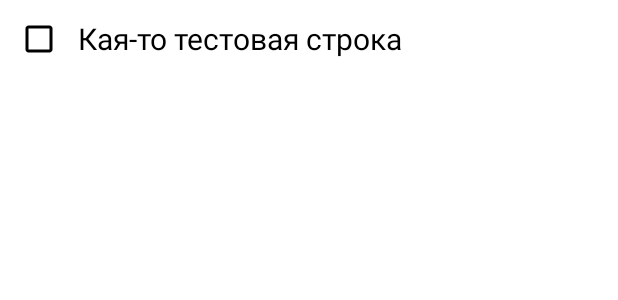
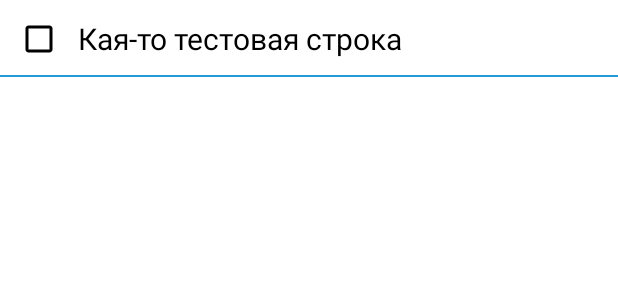
Before and after one commit to SidorkinAlex/to_do_android, an Android app: the layout fragment_do_list.xml on its own in the app's theme, with its tools: preview values and no code run, on a phone screen of 412 x 824 dp. Shown: the top 300 px of the screen. Run offline under Robolectric (Android 15) with nearby library versions, the phone set to English and light mode, and no system bars.

Commit message:
added bottom border

```diff
--- /dev/null
+++ b/app/src/main/res/drawable/border.xml
@@ -0,0 +1,22 @@
+<?xml version="1.0" encoding="utf-8"?>
+<layer-list xmlns:android="http://schemas.android.com/apk/res/android" >
+    <item
+        android:bottom="1dp"
+        android:left="-2dp"
+        android:right="-2dp"
+        android:top="-2dp">
+        <shape android:shape="rectangle" >
+            <stroke
+                android:width="1dp"
+                android:color="@color/colorPrimary" />
+
+            <solid android:color="#00FFFFFF" />
+
+            <padding android:left="10dp"
+                android:right="10dp"
+                android:top="10dp"
+                android:bottom="10dp" />
+        </shape>
+    </item>
+
+</layer-list>
--- a/app/src/main/res/layout/fragment_do_list.xml
+++ b/app/src/main/res/layout/fragment_do_list.xml
@@ -9,6 +9,7 @@
         android:layout_width="match_parent"
         android:layout_height="wrap_content"
         android:padding="10dp"
+        android:background="@drawable/border"
         app:layout_constraintEnd_toEndOf="parent"
         app:layout_constraintStart_toStartOf="parent"
         app:layout_constraintTop_toTopOf="parent">
```
